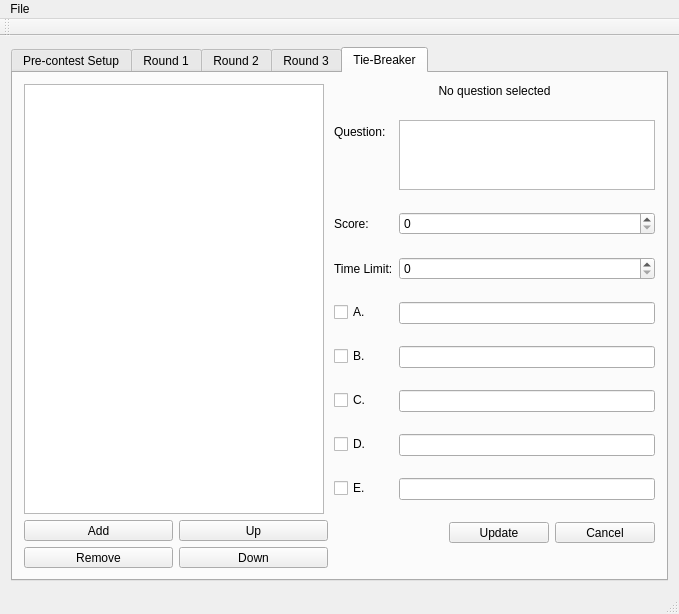
Above: src/question_editor/question_editor_v2.ui from trigger-happy/Cerberus before the change. Below: the same form after it.
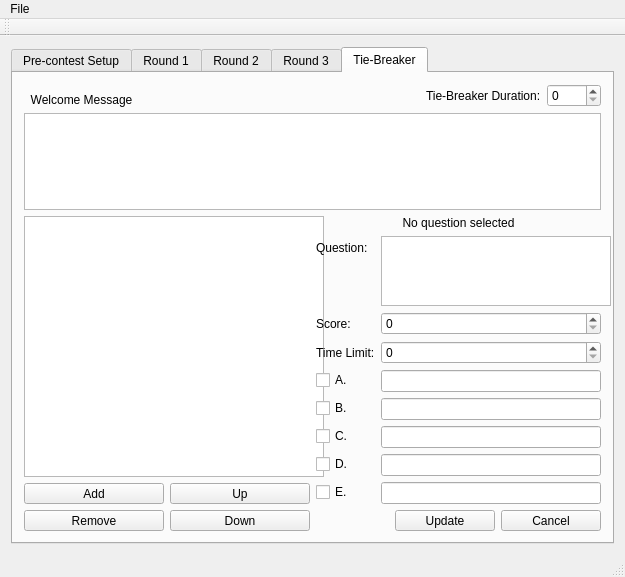
That is the form after the change. The open tabs and pages were chosen to show the change.

Commit message: Layout of question_editor_v2 completed. But not yet been able to set the vertical alignment of checkbox yet.

```diff
--- a/src/question_editor/question_editor_v2.ui
+++ b/src/question_editor/question_editor_v2.ui
@@ -6,17 +6,29 @@
    <rect>
     <x>0</x>
     <y>0</y>
-    <width>679</width>
-    <height>614</height>
+    <width>625</width>
+    <height>577</height>
    </rect>
   </property>
+  <property name="minimumSize">
+   <size>
+    <width>625</width>
+    <height>577</height>
+   </size>
+  </property>
   <property name="windowTitle">
    <string>Question Editor</string>
   </property>
   <widget class="QWidget" name="centralWidget">
-   <layout class="QGridLayout" name="gridLayout_3">
-    <item row="0" column="0">
+   <layout class="QVBoxLayout" name="verticalLayout_14">
+    <item>
      <widget class="QTabWidget" name="tabWidget">
+      <property name="minimumSize">
+       <size>
+        <width>230</width>
+        <height>0</height>
+       </size>
+      </property>
       <property name="currentIndex">
        <number>2</number>
       </property>
@@ -44,22 +56,7 @@
            <layout class="QHBoxLayout" name="horizontalLayout_2"/>
           </item>
           <item>
-           <layout class="QHBoxLayout" name="horizontalLayout_7">
-            <item>
-             <widget class="QLabel" name="label_15">
-              <property name="text">
-               <string>Tie-Breaker Duration:</string>
-              </property>
-             </widget>
-            </item>
-            <item>
-             <widget class="QSpinBox" name="duration_r4">
-              <property name="maximum">
-               <number>3600</number>
-              </property>
-             </widget>
-            </item>
-           </layout>
+           <layout class="QHBoxLayout" name="horizontalLayout_7"/>
           </item>
           <item>
            <layout class="QHBoxLayout" name="horizontalLayout">
@@ -1079,11 +1076,93 @@
        <attribute name="title">
         <string>Tie-Breaker</string>
        </attribute>
-       <layout class="QHBoxLayout" name="horizontalLayout_11">
+       <layout class="QVBoxLayout" name="verticalLayout_15">
+        <item>
+         <spacer name="verticalSpacer_15">
+          <property name="orientation">
+           <enum>Qt::Vertical</enum>
+          </property>
+          <property name="sizeHint" stdset="0">
+           <size>
+            <width>20</width>
+            <height>16</height>
+           </size>
+          </property>
+         </spacer>
+        </item>
+        <item>
+         <layout class="QHBoxLayout" name="horizontalLayout_13">
+          <item>
+           <widget class="QLabel" name="label_21">
+            <property name="sizePolicy">
+             <sizepolicy hsizetype="Expanding" vsizetype="Preferred">
+              <horstretch>0</horstretch>
+              <verstretch>0</verstretch>
+             </sizepolicy>
+            </property>
+            <property name="text">
+             <string>  Welcome Message</string>
+            </property>
+            <property name="alignment">
+             <set>Qt::AlignBottom|Qt::AlignLeading|Qt::AlignLeft</set>
+            </property>
+           </widget>
+          </item>
+          <item>
+           <layout class="QFormLayout" name="formLayout_11">
+            <item row="0" column="0">
+             <widget class="QLabel" name="label_15">
+              <property name="text">
+               <string>Tie-Breaker Duration:</string>
+              </property>
+             </widget>
+            </item>
+            <item row="0" column="1">
+             <widget class="QSpinBox" name="duration_r4">
+              <property name="maximum">
+               <number>3600</number>
+              </property>
+             </widget>
+            </item>
+           </layout>
+          </item>
+         </layout>
+        </item>
+        <item>
+         <widget class="QPlainTextEdit" name="welcome_r2_3">
+          <property name="maximumSize">
+           <size>
+            <width>16777215</width>
+            <height>125</height>
+           </size>
+          </property>
+         </widget>
+        </item>
+        <item>
+         <spacer name="verticalSpacer_13">
+          <property name="orientation">
+           <enum>Qt::Vertical</enum>
+          </property>
+          <property name="sizeHint" stdset="0">
+           <size>
+            <width>20</width>
+            <height>16</height>
+           </size>
+          </property>
+         </spacer>
+        </item>
+        <item>
+         <layout class="QHBoxLayout" name="horizontalLayout_17">
         <item>
          <layout class="QVBoxLayout" name="verticalLayout_4">
           <item>
            <widget class="QListView" name="list_r4">
+              <property name="minimumSize">
+               <size>
+                <width>300</width>
+                <height>0</height>
+               </size>
+              </property>
             <property name="maximumSize">
              <size>
               <width>300</width>
@@ -1203,6 +1282,12 @@
             </item>
             <item row="0" column="1">
              <widget class="QPlainTextEdit" name="question_r4_text">
+                <property name="minimumSize">
+                 <size>
+                  <width>230</width>
+                  <height>0</height>
+                 </size>
+                </property>
               <property name="maximumSize">
                <size>
                 <width>16777215</width>
@@ -1361,6 +1446,21 @@
          </layout>
         </item>
        </layout>
+        </item>
+        <item>
+         <spacer name="verticalSpacer_14">
+          <property name="orientation">
+           <enum>Qt::Vertical</enum>
+          </property>
+          <property name="sizeHint" stdset="0">
+           <size>
+            <width>20</width>
+            <height>16</height>
+           </size>
+          </property>
+         </spacer>
+        </item>
+       </layout>
       </widget>
      </widget>
     </item>
@@ -1371,7 +1471,7 @@
     <rect>
      <x>0</x>
      <y>0</y>
-     <width>679</width>
+     <width>625</width>
      <height>24</height>
     </rect>
    </property>
```
Left out of the diff: 336 changed lines with no effect on the pictures. Lines whose indentation alone changed are shown as unchanged.
